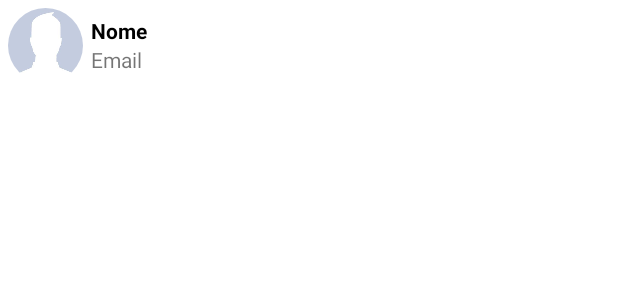
After one commit to Lucas7x/Mensageiro, an Android app: the layout adapter_contatos.xml on its own in the app's theme, with its tools: preview values and no code run, on a phone screen of 412 x 824 dp. The commit adds this screen. Shown: the top 300 px of the screen. Run offline under Robolectric (Android 15) with nearby library versions, the phone set to English and light mode, and no system bars.

Commit message:
listagem de contatos

```diff
--- /dev/null
+++ b/app/src/main/res/layout/adapter_contatos.xml
@@ -0,0 +1,36 @@
+<?xml version="1.0" encoding="utf-8"?>
+<LinearLayout xmlns:android="http://schemas.android.com/apk/res/android"
+    xmlns:app="http://schemas.android.com/apk/res-auto"
+    android:layout_width="match_parent"
+    android:layout_height="wrap_content"
+    android:orientation="horizontal"
+    android:padding="5dp">
+
+    <de.hdodenhof.circleimageview.CircleImageView
+        android:id="@+id/imageViewFotoContato"
+        android:layout_width="50dp"
+        android:layout_height="50dp"
+        android:src="@drawable/padrao" />
+
+    <LinearLayout
+        android:layout_width="match_parent"
+        android:layout_height="match_parent"
+        android:gravity="center_vertical"
+        android:orientation="vertical"
+        android:padding="5dp">
+
+        <TextView
+            android:id="@+id/textNomeContato"
+            android:layout_width="match_parent"
+            android:layout_height="wrap_content"
+            android:text="Nome"
+            android:textColor="@color/black"
+            android:textStyle="bold" />
+
+        <TextView
+            android:id="@+id/textEmailContato"
+            android:layout_width="match_parent"
+            android:layout_height="wrap_content"
+            android:text="Email" />
+    </LinearLayout>
+</LinearLayout>
```
Also changed, not shown: app/src/main/java/com/example/mensageiro/adapter/ContatosAdapter.java (added, +80 -0 lines), app/src/main/java/com/example/mensageiro/fragment/ContatosFragment.java (+67 -47 lines), app/src/main/java/com/example/mensageiro/helper/ClassesDatabase.java (added, +8 -0 lines).
